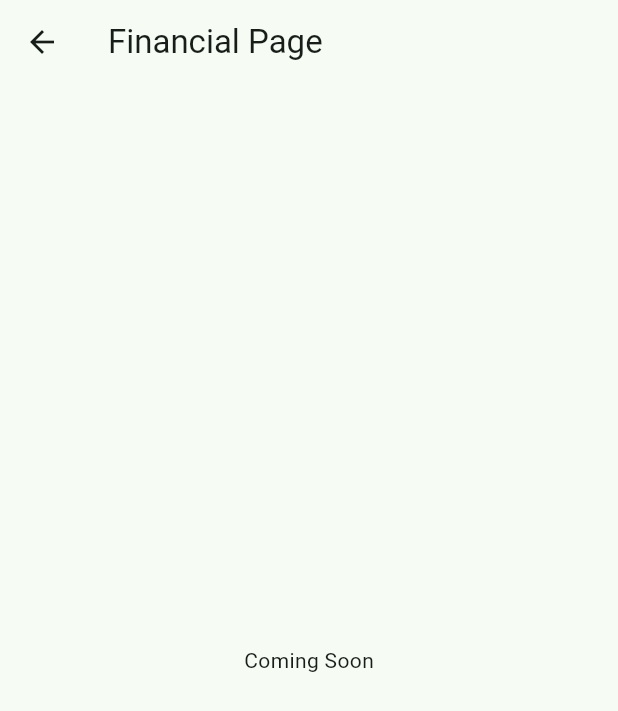
After one commit to dimejune13/lifetracker, a Flutter app: the screen it shows after launch, after a tap on "Financial", on a phone screen of 412 x 824 dp. The commit adds this screen. Shown: the top 711 px of the screen. Run offline on Flutter 3.47's test engine with Material 3 defaults, Android fonts, the phone set to English and light mode, and no system bars.

Commit message:
Added financial route to homepage

```diff
--- a/lib/main.dart
+++ b/lib/main.dart
@@ -1,4 +1,5 @@
 import 'package:flutter/material.dart';
+import 'package:lifetracker/src/features/financial/presentation/route.dart';
 
 void main() {
   runApp(const MyApp());
@@ -51,9 +52,12 @@ class _MyHomePageState extends State<MyHomePage> {
                 'Choose what to track:'
               ),
               ElevatedButton(
-                onPressed: () => ScaffoldMessenger.of(context).showSnackBar(
-                const SnackBar(content: Text(("Financial Tap")),)
-              ),
+                onPressed: () {
+                  Navigator.push(
+                    context,
+                    MaterialPageRoute(builder: (context) => FinancialRoute())
+                  );
+                },
                 child: Padding(
                   padding: const EdgeInsets.all(8.0),
                   child: const Text(
@@ -63,7 +67,7 @@ class _MyHomePageState extends State<MyHomePage> {
               ),
               ElevatedButton(
                 onPressed: () => ScaffoldMessenger.of(context).showSnackBar(
-                  const SnackBar(content: Text(("Health Tap")),)
+                  const SnackBar(content: Text(("Health Tracker Coming Soon")),)
                 ),
                 child: Padding(
                   padding: const EdgeInsets.all(8.0),
--- /dev/null
+++ b/lib/src/features/financial/presentation/route.dart
@@ -0,0 +1,17 @@
+import 'package:flutter/material.dart';
+
+class FinancialRoute extends StatelessWidget {
+  const FinancialRoute({super.key});
+
+  @override
+  Widget build(BuildContext context) {
+    return Scaffold(
+      appBar: AppBar(
+        title: const Text('Financial Page'),
+      ),
+      body: Center(
+        child: Text(("Coming Soon"))
+      ),
+    );
+  }
+}
```
